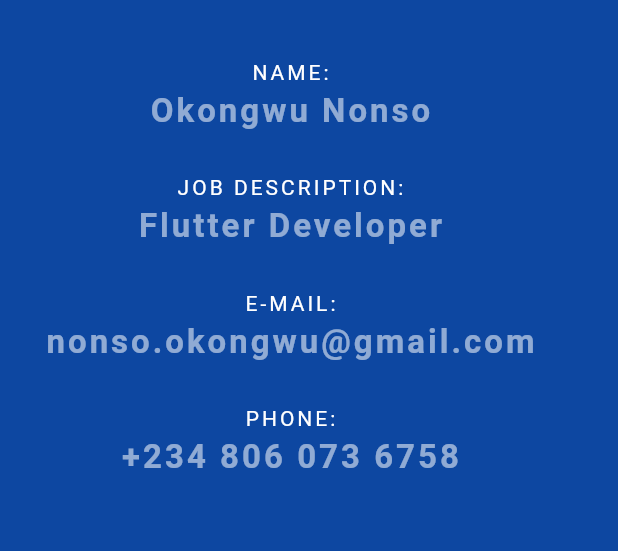
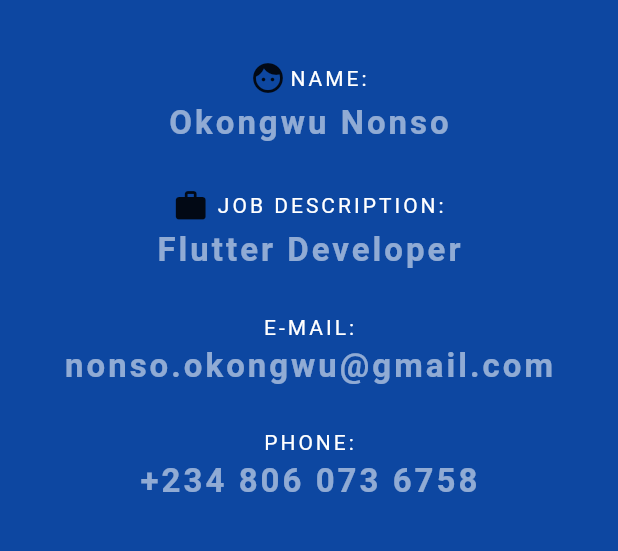
Before and after one commit to nonsookongwu/ninjaIdCard, a Flutter app: the screen it shows after launch, on a phone screen of 412 x 824 dp, the part 84-635 px from its top. Run offline on Flutter 3.47's test engine with Material 2 defaults, Android fonts, the phone set to English and light mode, and no system bars.

Commit message:
second Commit

```diff
--- a/lib/main.dart
+++ b/lib/main.dart
@@ -24,12 +24,21 @@ class NinjaCard extends StatelessWidget {
         child: Column(
           crossAxisAlignment: CrossAxisAlignment.center,
           children: [
+            Row(
+              mainAxisAlignment: MainAxisAlignment.center,
+              children: [
+                Icon(
+                    Icons.face
+                ),
+                SizedBox( width: 2.0,),
                 Text(
                     'NAME:',
                   style: TextStyle(
                     color: Colors.white,
                     letterSpacing: 2.0,
                   ),
+                ),
+              ],
             ),
             SizedBox(
               height: 5.0,
@@ -44,12 +53,21 @@ class NinjaCard extends StatelessWidget {
               ),
             ),
             SizedBox(height: 30.0,),
+            Row(
+              mainAxisAlignment: MainAxisAlignment.center ,
+              children: [
+                Icon(
+                    Icons.work
+                ),
+                SizedBox(width: 5.0,),
                 Text(
                   'JOB DESCRIPTION:',
                   style: TextStyle(
                     color: Colors.white,
                     letterSpacing: 2.0,
                   ),
+                ),
+              ],
             ),
             SizedBox(
               height: 5.0,
```
Lines whose indentation alone changed are shown as unchanged.
